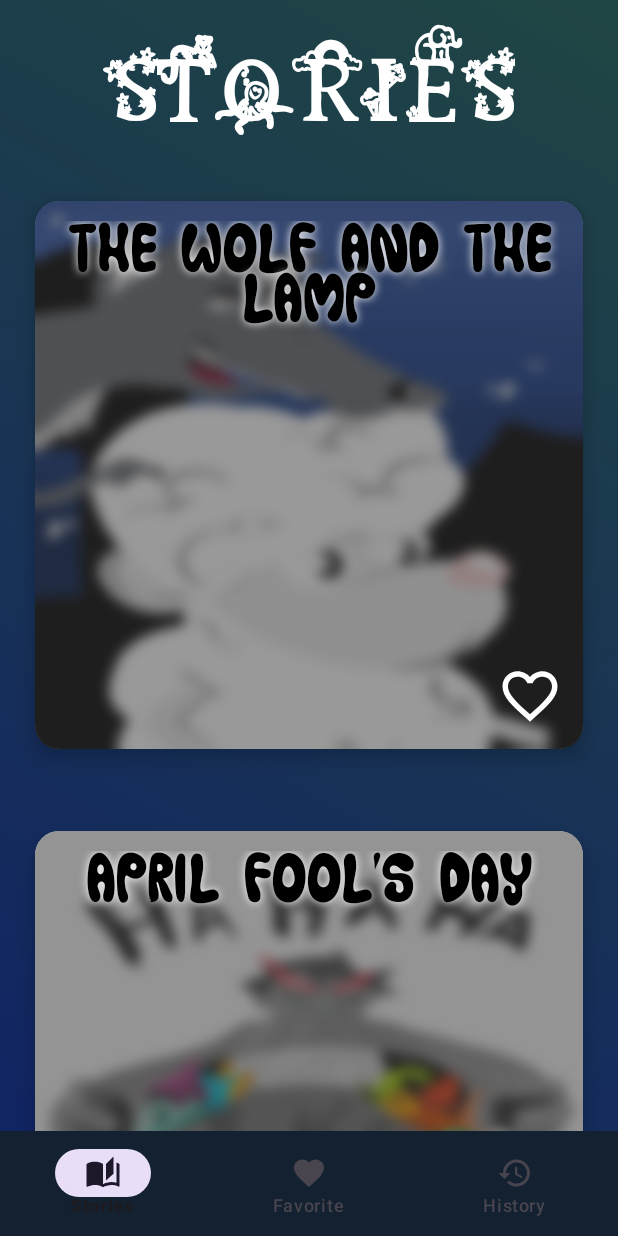
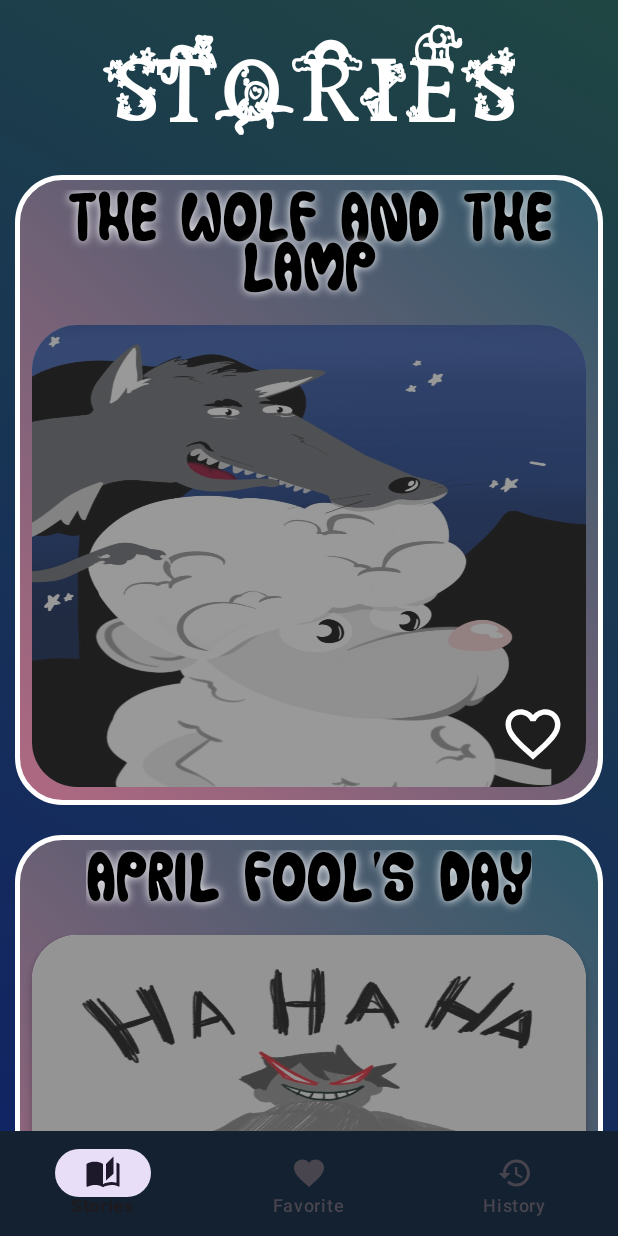
Before and after one commit to KhoubziAbdelhak/Stories, an Android app: the screen it shows after launch (MainActivity), on a phone screen of 412 x 824 dp. Run offline under Robolectric (Android 15) with nearby library versions, the phone set to English and light mode, and no system bars.

Commit message:
change the Items UI

```diff
--- a/app/src/main/java/l3/project/stories/Data.java
+++ b/app/src/main/java/l3/project/stories/Data.java
@@ -1,17 +1,15 @@
 package l3.project.stories;
 
-import android.content.SharedPreferences;
 
 import java.util.ArrayList;
 import java.util.List;
-import java.util.stream.Collectors;
 
 import l3.project.stories.storyContent.Scene;
 import l3.project.stories.storyContent.Story;
 
 public class Data {
 
-    public static List<Story> list_stories = new ArrayList<Story>();
+    public static List<Story> list_stories = new ArrayList<>();
 
 
     static {
@@ -69,7 +67,7 @@ public class Data {
                                 R.drawable.the_wolf_and_the_lamp_scene_6,
                                 R.raw.the_wolf_and_the_lamp_voice_6
                         ),
-                },true ,false, false)
+                }, true, false, false)
         );
 
         list_stories.add(
@@ -101,7 +99,7 @@ public class Data {
                                 I turn around and see in the ice in the entrance, that my back is covered with fish. Olalalala! It's the watered sprinkler!""",
                                 R.drawable.april_fool_day_scene_5
                         ),
-                },false ,false, false)
+                }, false, false, false)
         );
 
         list_stories.add(
@@ -109,7 +107,7 @@ public class Data {
                         new Scene("Scene 1", "this is just a text context of the THIRD story scene", R.drawable.storyimage3),
                         new Scene("Scene 1", "this is just a text context of a story scene", R.drawable.storyimage1),
                         new Scene("Scene 1", "this is just a text context of a story scene", R.drawable.storyimage1),
-                },false, false, false)
+                }, false, false, false)
         );
 
 
@@ -119,7 +117,7 @@ public class Data {
                         new Scene("Scene 1", "this is just a text context of the fourth story scene", R.drawable.storyimage1),
                         new Scene("Scene 1", "this is just a text context of a story scene", R.drawable.storyimage1),
                         new Scene("Scene 1", "this is just a text context of a story scene", R.drawable.storyimage1),
-                },false, false, false)
+                }, false, false, false)
         );
         list_stories.add(
 
@@ -127,7 +125,7 @@ public class Data {
                         new Scene("Scene 1", "this is just a text context of the fifth story scene", R.drawable.storyimage2),
                         new Scene("Scene 1", "this is just a text context of a story scene", R.drawable.storyimage1),
                         new Scene("Scene 1", "this is just a text context of a story scene", R.drawable.storyimage1),
-                },false, false, false)
+                }, false, false, false)
         );
     }
 }
--- a/app/src/main/java/l3/project/stories/storyContent/Scene.java
+++ b/app/src/main/java/l3/project/stories/storyContent/Scene.java
@@ -7,9 +7,6 @@ public class Scene implements Serializable {
     String context;
     int image;
     int voice;
-
-    public Scene() {
-    }
 
     public Scene(String scene_title, String context, int image) {
         this.scene_title = scene_title;
--- a/app/src/main/java/l3/project/stories/storyContent/StoryAdapter.java
+++ b/app/src/main/java/l3/project/stories/storyContent/StoryAdapter.java
@@ -7,6 +7,7 @@ import android.view.View;
 import android.view.ViewGroup;
 import android.widget.ImageButton;
 import android.widget.ImageView;
+import android.widget.LinearLayout;
 import android.widget.TextView;
 
 import androidx.annotation.NonNull;
@@ -38,13 +39,9 @@ public class StoryAdapter extends RecyclerView.Adapter<StoryAdapter.ViewHolder>
         holder.scene_text.setText(story.getScenes()[position].context);
 
         if (!story.hasVoice()) {
-            holder.play.setVisibility(View.GONE);
-            holder.pause.setVisibility(View.GONE);
-            holder.stop.setVisibility(View.GONE);
+            holder.scene_buttons.setVisibility(View.GONE);
         } else {
-            holder.play.setVisibility(View.VISIBLE);
-            holder.pause.setVisibility(View.VISIBLE);
-            holder.stop.setVisibility(View.VISIBLE);
+            holder.scene_buttons.setVisibility(View.VISIBLE);
             holder.play.setOnClickListener(v -> play(position));
             holder.pause.setOnClickListener(v -> pause());
             holder.stop.setOnClickListener(v -> stop());
@@ -60,12 +57,14 @@ public class StoryAdapter extends RecyclerView.Adapter<StoryAdapter.ViewHolder>
     public static class ViewHolder extends RecyclerView.ViewHolder {
         ImageView scene_image;
         TextView scene_text;
+        LinearLayout scene_buttons;
         ImageButton play, pause, stop;
 
         public ViewHolder(@NonNull View itemView) {
             super(itemView);
             scene_image = itemView.findViewById(R.id.scene_image);
             scene_text = itemView.findViewById(R.id.scene_text);
+            scene_buttons = itemView.findViewById(R.id.scene_buttons);
             play = itemView.findViewById(R.id.play);
             pause = itemView.findViewById(R.id.pause);
             stop = itemView.findViewById(R.id.stop);
@@ -101,4 +100,5 @@ public class StoryAdapter extends RecyclerView.Adapter<StoryAdapter.ViewHolder>
         super.onViewDetachedFromWindow(holder);
         stopPlayer();
     }
+
 }
--- a/app/src/main/java/l3/project/stories/storyItem/StoryItemAdapter.java
+++ b/app/src/main/java/l3/project/stories/storyItem/StoryItemAdapter.java
@@ -1,14 +1,8 @@
 package l3.project.stories.storyItem;
 
-import android.app.Activity;
 import android.content.Context;
 import android.content.Intent;
 import android.content.SharedPreferences;
-import android.graphics.RenderEffect;
-import android.graphics.Shader;
-import android.os.Build;
-import android.os.health.ServiceHealthStats;
-import android.util.Log;
 import android.view.LayoutInflater;
 import android.view.View;
 import android.view.ViewGroup;
@@ -19,13 +13,10 @@ import android.widget.TextView;
 import androidx.annotation.NonNull;
 import androidx.cardview.widget.CardView;
 import androidx.fragment.app.Fragment;
-import androidx.fragment.app.FragmentManager;
 import androidx.recyclerview.widget.RecyclerView;
 
 import com.google.gson.Gson;
 
-import java.util.ArrayList;
-import java.util.Arrays;
 import java.util.List;
 import java.util.stream.Collectors;
 
@@ -71,17 +62,10 @@ public class StoryItemAdapter extends RecyclerView.Adapter<StoryItemAdapter.View
     @Override
     public void onBindViewHolder(@NonNull ViewHolder holder, int position) {
 
-        // Get the data model base on the position
         Story story = stories.get(position);
 
-        // Set item views based on your views and data model
         ImageView storyImage = holder.storyImage;
         storyImage.setImageResource(story.getImage());
-        // /*
-        if (Build.VERSION.SDK_INT >= Build.VERSION_CODES.S) {
-            storyImage.setRenderEffect(RenderEffect.createBlurEffect(10, 10, Shader.TileMode.MIRROR));
-        }
-        // */
 
         TextView storyTitle = holder.storyTitle;
         storyTitle.setText(story.getTitle());
@@ -118,17 +102,19 @@ public class StoryItemAdapter extends RecyclerView.Adapter<StoryItemAdapter.View
 
             storyCard.setOnClickListener(view -> {
                 Story story = stories.get(getAdapterPosition());
-                if (!Data.list_stories.stream().filter(s -> s.getId() == story.getId()).findFirst().get().isHistory()) {
-                    Data.list_stories.stream().filter(s -> s.getId() == story.getId()).findFirst()
-                            .ifPresent(s -> s.setHistory(true));
-                    SharedPreferences sharedPreferences = itemView.getContext().getSharedPreferences("", itemView.getContext().MODE_PRIVATE);
+                Data.list_stories.stream().filter(s -> s.getId() == story.getId()).findFirst().ifPresent(
+                        s -> {
+                            if (!s.isHistory()) {
+                                s.setHistory(true);
+                                SharedPreferences sharedPreferences = itemView.getContext().getSharedPreferences("", Context.MODE_PRIVATE);
                                 SharedPreferences.Editor editor = sharedPreferences.edit();
                                 Gson gson = new Gson();
                                 String json = gson.toJson(Data.list_stories);
                                 editor.putString("stories_list", json);
                                 editor.apply();
                             }
-
+                        }
+                );
                 Intent intent = new Intent(itemView.getContext(), StoryContent.class);
                 intent.putExtra("story_data", stories.get(getAdapterPosition()));
                 itemView.getContext().startActivity(intent);
@@ -153,7 +139,7 @@ public class StoryItemAdapter extends RecyclerView.Adapter<StoryItemAdapter.View
                 }
 
 
-                SharedPreferences sharedPreferences = itemView.getContext().getSharedPreferences("", itemView.getContext().MODE_PRIVATE);
+                SharedPreferences sharedPreferences = itemView.getContext().getSharedPreferences("", Context.MODE_PRIVATE);
                 SharedPreferences.Editor editor = sharedPreferences.edit();
                 Gson gson = new Gson();
                 String json = gson.toJson(Data.list_stories);
--- /dev/null
+++ b/app/src/main/res/drawable/item_border.xml
@@ -0,0 +1,15 @@
+<?xml version="1.0" encoding="utf-8"?>
+<shape xmlns:android="http://schemas.android.com/apk/res/android"
+    android:shape="rectangle">
+    <stroke
+        android:width="3dp"
+        android:color="@color/white"
+        />
+    <corners android:radius="30dp" />
+    <gradient
+        android:angle="45"
+        android:endColor="#2C5869"
+        android:startColor="#B16982"
+        android:type="linear"
+        />
+</shape>
--- a/app/src/main/res/layout/activity_main.xml
+++ b/app/src/main/res/layout/activity_main.xml
@@ -12,12 +12,11 @@
         android:id="@+id/frame_layout"
         android:layout_width="0dp"
         android:layout_height="0dp"
+        app:layout_constraintBottom_toTopOf="@+id/bottomNavigationView"
         app:layout_constraintEnd_toEndOf="parent"
         app:layout_constraintStart_toStartOf="parent"
         app:layout_constraintTop_toTopOf="parent"
-        app:layout_constraintBottom_toTopOf="@+id/bottomNavigationView"
-        app:layout_constraintVertical_bias="0"
-        >
+        app:layout_constraintVertical_bias="0">
 
     </FrameLayout>
 
@@ -26,9 +25,9 @@
         android:layout_width="match_parent"
         android:layout_height="70dp"
         android:background="#132131"
+        app:layout_constraintBottom_toBottomOf="parent"
         app:layout_constraintEnd_toEndOf="parent"
         app:layout_constraintStart_toStartOf="parent"
-        app:layout_constraintBottom_toBottomOf="parent"
         app:layout_constraintVertical_bias="1"
         app:menu="@menu/bottom_nav_menu">
 
--- a/app/src/main/res/layout/activity_story_item.xml
+++ b/app/src/main/res/layout/activity_story_item.xml
@@ -4,18 +4,33 @@
     xmlns:tools="http://schemas.android.com/tools"
     android:layout_width="match_parent"
     android:layout_height="420dp"
-    android:gravity="center">
+    android:layout_margin="10dp"
+    android:background="@drawable/item_border"
+    android:gravity="center"
+    android:orientation="vertical">
 
+
+    <TextView
+        android:id="@+id/story_title"
+        android:layout_width="wrap_content"
+        android:layout_height="wrap_content"
+        android:layout_marginTop="10dp"
+        android:fontFamily="@font/story_name_font"
+        android:shadowColor="@color/white"
+        android:shadowRadius="7"
+        android:text="Story Title"
+        android:textAlignment="center"
+        android:textColor="#000000"
+        android:textSize="33sp"
+        android:textStyle="bold" />
 
     <androidx.cardview.widget.CardView
         android:id="@+id/story_card"
         android:layout_width="match_parent"
-        android:layout_height="match_parent"
+        android:layout_height="wrap_content"
         android:layout_gravity="center"
-        android:layout_margin="10dp"
         android:clickable="true"
-        app:cardCornerRadius="16dp"
-        app:cardElevation="8dp"
+        app:cardCornerRadius="30dp"
         app:cardUseCompatPadding="true">
 
 
@@ -40,43 +55,28 @@
         </FrameLayout>
 
 
-        <LinearLayout
+        <RelativeLayout
             android:layout_width="match_parent"
-            android:layout_height="match_parent"
-            android:elevation="10dp"
-            android:orientation="vertical">
-
-            <TextView
-                android:id="@+id/story_title"
-                android:layout_width="match_parent"
-                android:layout_height="wrap_content"
-                android:layout_margin="13dp"
-                android:layout_weight="1"
-                android:fontFamily="@font/story_name_font"
-                android:shadowColor="@color/white"
-                android:shadowRadius="7"
-                android:text="Story Title"
-                android:textAlignment="center"
-                android:textColor="#000000"
-                android:textSize="33sp"
-                android:textStyle="bold" />
-
+            android:layout_height="match_parent">
 
             <ImageButton
                 android:id="@+id/set_favorite"
                 android:layout_width="wrap_content"
                 android:layout_height="wrap_content"
+                android:layout_alignParentEnd="true"
+                android:layout_alignParentBottom="true"
                 android:layout_gravity="end"
                 android:layout_margin="13dp"
-                android:layout_weight="0"
                 android:background="@null"
                 android:clickable="true"
                 android:contentDescription="@string/favorite_fragment"
-                android:onClick="favoriteClick"
-                android:src="@drawable/icon_favorite" />
+                android:src="@drawable/icon_favorite"
+
+                />
+
+        </RelativeLayout>
 
 
-        </LinearLayout>
     </androidx.cardview.widget.CardView>
 
 </LinearLayout>
--- a/app/src/main/res/layout/fragment_home.xml
+++ b/app/src/main/res/layout/fragment_home.xml
@@ -14,8 +14,8 @@
         android:layout_height="wrap_content"
         android:layout_gravity="center_horizontal"
         android:layout_margin="@dimen/fragment_title_margin"
+        android:fontFamily="@font/title_font"
         android:text="@string/stories_fragment"
-        android:fontFamily="@font/title_font"
         android:textColor="@color/white"
         android:textSize="@dimen/fragment_title"
         android:textStyle="bold" />
@@ -24,8 +24,7 @@
         android:id="@+id/rv_stories"
         android:layout_width="match_parent"
         android:layout_height="wrap_content"
-        android:clickable="true"
-        android:divider="@null" />
+        android:clickable="true" />
 
 
 </LinearLayout>
--- a/app/src/main/res/layout/story_holder.xml
+++ b/app/src/main/res/layout/story_holder.xml
@@ -35,6 +35,7 @@ I can not disturb her drink."
 
 
     <LinearLayout
+        android:id="@+id/scene_buttons"
         android:layout_width="match_parent"
         android:layout_height="wrap_content"
         android:layout_alignBottom="@+id/scene_text"
```
Also changed, not shown: app/src/main/AndroidManifest.xml (+8 -6 lines), app/src/main/java/l3/project/stories/MainActivity.java (+0 -3 lines). Lines whose indentation alone changed are shown as unchanged.
